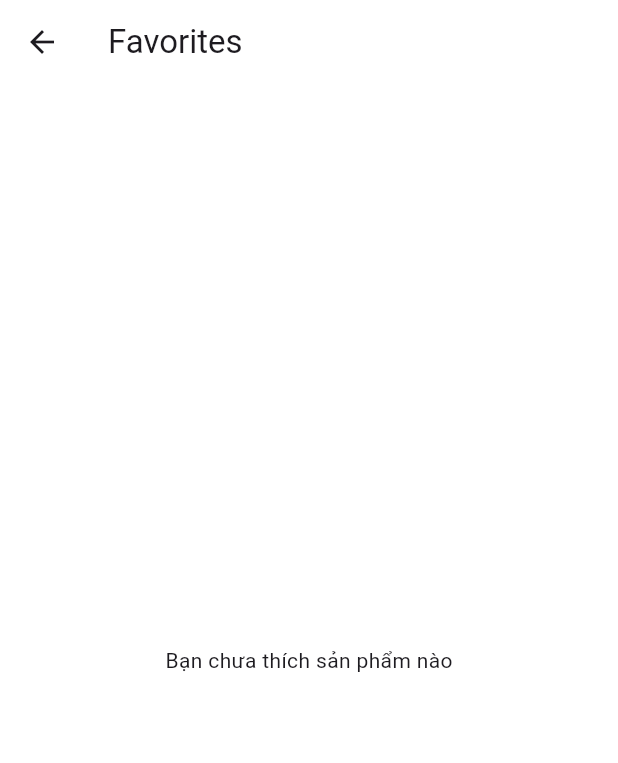
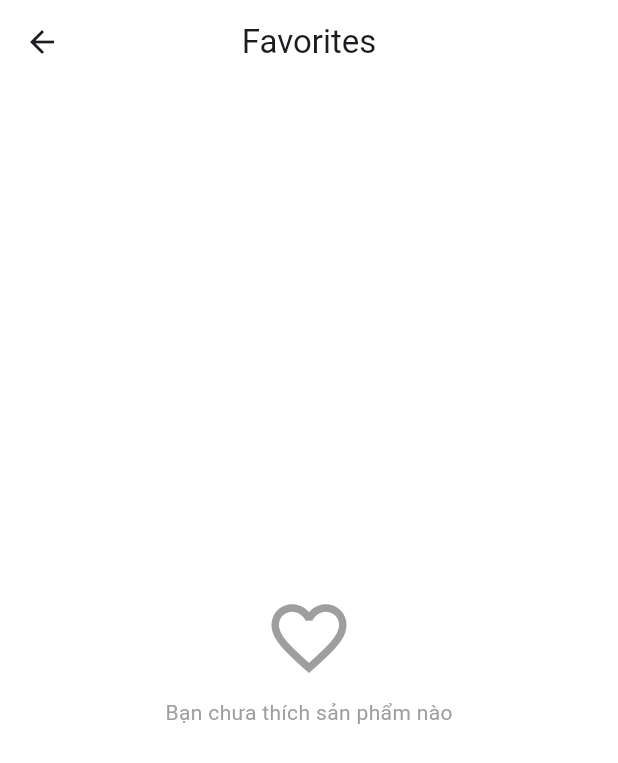
Before and after one commit to huytruongdev/fast-food-app, a Flutter app: the FavoriteScreen screen opened directly, on a phone screen of 412 x 824 dp. Shown: the top 763 px of the screen. Run offline on Flutter 3.47's test engine with Material 3 defaults, Android fonts, the phone set to English and light mode, and no system bars; our stand-ins replace cached_network_image, cherry_toast, flutter_phoenix, google_maps_flutter, iconsax, readmore and 3 more; accounts and stored records are empty; network calls fail.

Commit message:
fix favorite screen

```diff
--- a/lib/Pages/auth/screens/user_activities/favorite_screen.dart
+++ b/lib/Pages/auth/screens/user_activities/favorite_screen.dart
@@ -22,15 +22,12 @@ class _FavoriteScreenState extends State<FavoriteScreen> {
   @override
   void initState() {
     super.initState();
+
     _favoriteProvider = context.read<FavoriteProvider>();
 
-    final provider = context.read<FavoriteProvider>();
+    _favoriteProvider.addListener(_onFavoriteChanged);
 
-    provider.addListener(_onFavoriteChanged);
-
-    if (_favoriteProvider.favoriteItems.isNotEmpty) {
     loadFavoriteProducts();
-    }
   }
 
   void _onFavoriteChanged() {
@@ -52,29 +49,46 @@ class _FavoriteScreenState extends State<FavoriteScreen> {
     final provider = context.read<FavoriteProvider>();
 
     if (provider.favoriteItems.isEmpty) {
+      if (mounted) {
         setState(() {
           products = [];
           _loaded = true;
         });
+      }
       return;
     }
 
+    try {
       final url = Uri.parse("$baseUrl/products/byIds");
       final response = await http.post(
         url,
         headers: {"Content-Type": "application/json"},
         body: jsonEncode({"productIDs": provider.favoriteItems}),
       );
+
       if (response.statusCode == 200) {
         final List data = jsonDecode(response.body);
+        if (mounted) {
           setState(() {
             products = data.map((e) => FoodModel.fromJson(e)).toList();
             _loaded = true;
           });
+        }
       } else {
+        if (mounted) {
           setState(() {
             _loaded = true;
           });
+        }
+        print("Error fetching favorites: ${response.statusCode}");
+      }
+    } catch (e) {
+      if (mounted) {
+        setState(() {
+          _loaded = true;
+        });
+      }
+      print("Exception fetching favorites: $e");
     }
   }
 
@@ -83,18 +97,30 @@ class _FavoriteScreenState extends State<FavoriteScreen> {
     final provider = context.watch<FavoriteProvider>();
 
     return Scaffold(
-      appBar: AppBar(title: const Text("Favorites"),backgroundColor: Colors.white,),
+      appBar: AppBar(
+        title: const Text("Favorites"),
+        backgroundColor: Colors.white,
+        centerTitle: true,
+      ),
       body: _loaded == false
           ? const Center(child: CircularProgressIndicator())
           : provider.favoriteItems.isEmpty
-          ? const Center(child: Text("Bạn chưa thích sản phẩm nào"))
+              ? const Center(
+                  child: Column(
+                    mainAxisAlignment: MainAxisAlignment.center,
+                    children: [
+                      Icon(Icons.favorite_border, size: 60, color: Colors.grey),
+                      SizedBox(height: 10),
+                      Text("Bạn chưa thích sản phẩm nào", style: TextStyle(color: Colors.grey)),
+                    ],
+                  ),
+                )
               : ListView.builder(
                   padding: const EdgeInsets.all(16),
                   itemCount: products.length,
                   itemBuilder: (context, index) {
                     final item = products[index];
                     return Container(
-
                       margin: const EdgeInsets.only(bottom: 16),
                       padding: const EdgeInsets.all(12),
                       decoration: BoxDecoration(
@@ -102,7 +128,7 @@ class _FavoriteScreenState extends State<FavoriteScreen> {
                         borderRadius: BorderRadius.circular(20),
                         boxShadow: [
                           BoxShadow(
-                        color: Colors.black.withOpacity(0.24),
+                            color: Colors.black.withOpacity(0.1),
                             blurRadius: 8,
                             offset: const Offset(0, 4),
                           ),
@@ -117,13 +143,18 @@ class _FavoriteScreenState extends State<FavoriteScreen> {
                             width: 60,
                             height: 60,
                             fit: BoxFit.cover,
+                            errorBuilder: (context, error, stackTrace) =>
+                                const Icon(Icons.fastfood, size: 60, color: Colors.grey),
                           ),
                         ),
                         title: Text(
                           item.name,
                           style: const TextStyle(fontWeight: FontWeight.bold),
                         ),
-                    subtitle: Text(formatVND(item.price.toInt())),
+                        subtitle: Text(
+                          formatVND(item.price.toInt()),
+                          style: const TextStyle(color: Colors.grey),
+                        ),
                         trailing: IconButton(
                           icon: Icon(
                             provider.isExist(item.productId)
@@ -133,11 +164,13 @@ class _FavoriteScreenState extends State<FavoriteScreen> {
                           ),
                           onPressed: () async {
                             await provider.toggleFavorite(item.productId);
+                            if (mounted) {
                               setState(() {
                                 products.removeWhere(
                                   (p) => p.productId == item.productId,
                                 );
                               });
+                            }
                           },
                         ),
                       ),
```
Lines whose indentation alone changed are shown as unchanged.
